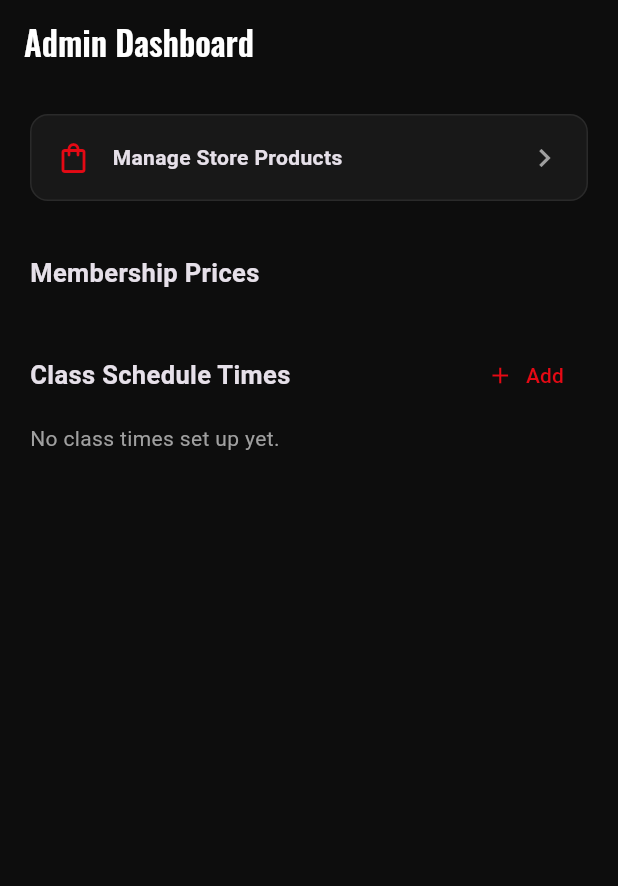
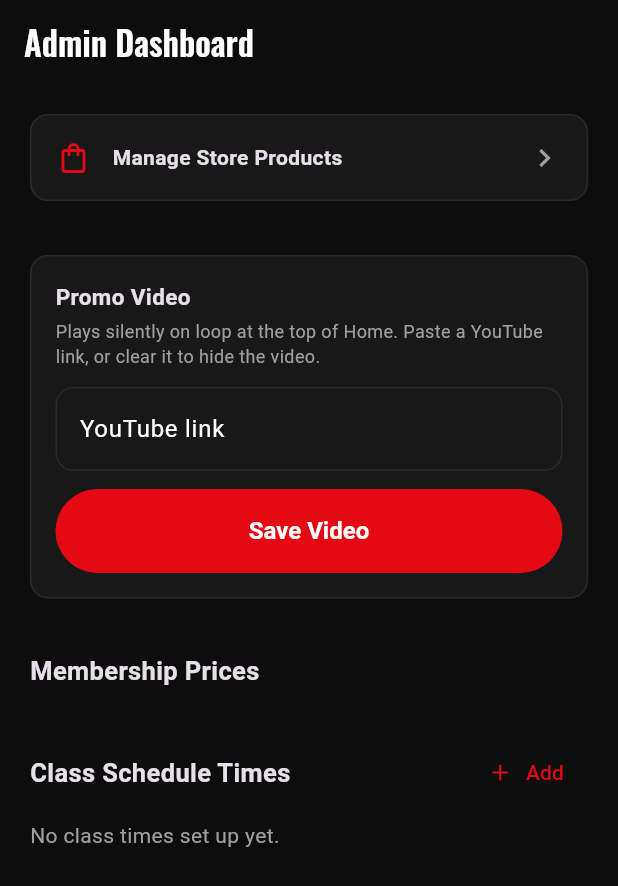
Before and after one commit to sheet-cmyk/BOX, a Flutter app: the AdminDashboardScreen screen opened directly, on a phone screen of 412 x 824 dp. Shown: the top 886 px of the screen. Run offline on Flutter 3.47's test engine with Material 3 defaults, Android fonts, the phone set to English and light mode, and no system bars; our stand-ins replace cached_network_image, cloud_firestore, cloud_functions, connectivity_plus, firebase_analytics, firebase_auth and 15 more; missing offline and left inert: firebase_app_check, firebase_performance, flutter_stripe; accounts and stored records are empty.

Commit message:
Full-screen Home hero, restore banner beneath it, add admin promo video
- New hero image, sized to fill the screen width and most of its
  height (was content-width only before)
- Restored the gym's promotional banner strip directly below the
  hero (removed in an earlier redesign)
- Admin Dashboard: new "Promo Video" field where admin pastes a
  YouTube link; it plays on Home as a silent, looping, chrome-free
  background clip (WebView + YouTube's embed params - controls=0,
  modestbranding, loop via playlist trick, non-interactive overlay)
  right below the hero/banner. Empty field hides it.

Co-Authored-By: Claude Sonnet 5 <noreply@anthropic.com>

```diff
--- a/mobile/lib/data/repositories/admin_repository.dart
+++ b/mobile/lib/data/repositories/admin_repository.dart
@@ -24,6 +24,12 @@ class AdminRepository extends CachedRepository {
   Future<void> deleteTemplate(String id) =>
       db.doc('recurringTemplates/$id').delete();
 
+  Future<void> savePromoVideoUrl(String url) =>
+      db.doc('gymSettings/config').set({
+        'promoVideoUrl': url,
+        'updatedAt': FieldValue.serverTimestamp(),
+      }, SetOptions(merge: true));
+
   /// Verifies the admin PIN server-side; the PIN itself is never sent to
   /// or readable by any client.
   Future<void> verifyPin(String pin) =>
--- a/mobile/lib/features/admin/screens/admin_dashboard_screen.dart
+++ b/mobile/lib/features/admin/screens/admin_dashboard_screen.dart
@@ -2,8 +2,12 @@ import 'package:flutter/material.dart';
 import 'package:flutter_riverpod/flutter_riverpod.dart';
 import 'package:go_router/go_router.dart';
 import '../../../core/theme/app_colors.dart';
+import '../../../core/utils/snackbar_utils.dart';
+import '../../../core/widgets/jbb_button.dart';
 import '../../../core/widgets/jbb_card.dart';
 import '../../../core/widgets/jbb_loading.dart';
+import '../../home/widgets/youtube_background_player.dart';
+import '../../profile/providers/profile_provider.dart';
 import '../providers/admin_provider.dart';
 import 'plan_editor_screen.dart';
 import 'template_editor_screen.dart';
@@ -45,6 +49,8 @@ class AdminDashboardScreen extends ConsumerWidget {
               ],
             ),
           ),
+          const SizedBox(height: 24),
+          const _PromoVideoSection(),
           const SizedBox(height: 24),
           Row(
             children: [
@@ -198,3 +204,79 @@ class AdminDashboardScreen extends ConsumerWidget {
     );
   }
 }
+
+/// Lets the admin set the YouTube video that plays silently and on loop
+/// near the top of Home. Leave the field empty to hide it.
+class _PromoVideoSection extends ConsumerStatefulWidget {
+  const _PromoVideoSection();
+  @override
+  ConsumerState<_PromoVideoSection> createState() => _PromoVideoSectionState();
+}
+
+class _PromoVideoSectionState extends ConsumerState<_PromoVideoSection> {
+  final url = TextEditingController();
+  bool loaded = false, busy = false;
+
+  @override
+  void dispose() {
+    url.dispose();
+    super.dispose();
+  }
+
+  Future<void> save() async {
+    final trimmed = url.text.trim();
+    if (trimmed.isNotEmpty && extractYoutubeId(trimmed) == null) {
+      showMessage(context, 'That doesn\'t look like a valid YouTube link.');
+      return;
+    }
+    setState(() => busy = true);
+    try {
+      await ref.read(adminRepositoryProvider).savePromoVideoUrl(trimmed);
+      if (mounted) {
+        showMessage(
+          context,
+          trimmed.isEmpty ? 'Video removed from Home.' : 'Video saved.',
+        );
+      }
+    } catch (e) {
+      if (mounted) showMessage(context, friendlyError(e));
+    } finally {
+      if (mounted) setState(() => busy = false);
+    }
+  }
+
+  @override
+  Widget build(BuildContext context) {
+    final settings = ref.watch(settingsProvider).value;
+    if (!loaded && settings != null) {
+      url.text = settings['promoVideoUrl'] ?? '';
+      loaded = true;
+    }
+    return JbbCard(
+      child: Column(
+        crossAxisAlignment: CrossAxisAlignment.start,
+        children: [
+          const Text(
+            'Promo Video',
+            style: TextStyle(fontWeight: FontWeight.bold, fontSize: 15),
+          ),
+          const SizedBox(height: 4),
+          const Text(
+            'Plays silently on loop at the top of Home. Paste a YouTube link, or clear it to hide the video.',
+            style: TextStyle(color: AppColors.muted, fontSize: 12),
+          ),
+          const SizedBox(height: 12),
+          TextField(
+            controller: url,
+            decoration: const InputDecoration(
+              labelText: 'YouTube link',
+              hintText: 'https://www.youtube.com/watch?v=...',
+            ),
+          ),
+          const SizedBox(height: 12),
+          JbbButton(label: 'Save Video', busy: busy, onPressed: save),
+        ],
+      ),
+    );
+  }
+}
--- a/mobile/pubspec.yaml
+++ b/mobile/pubspec.yaml
@@ -38,6 +38,7 @@ dependencies:
   uuid: ^4.6.0
   timezone: ^0.11.1
   flutter_local_notifications: ^22.3.1
+  webview_flutter: ^4.13.0
 
 dev_dependencies:
   flutter_test:
```
Also changed, not shown: mobile/lib/features/home/screens/home_screen.dart (+8 -0 lines), mobile/lib/features/home/widgets/home_hero_banner.dart (+26 -8 lines), mobile/lib/features/home/widgets/youtube_background_player.dart (added, +56 -0 lines), mobile/assets/images/backgrounds/bg_home_hero_logo.jpg, mobile/pubspec.lock.
